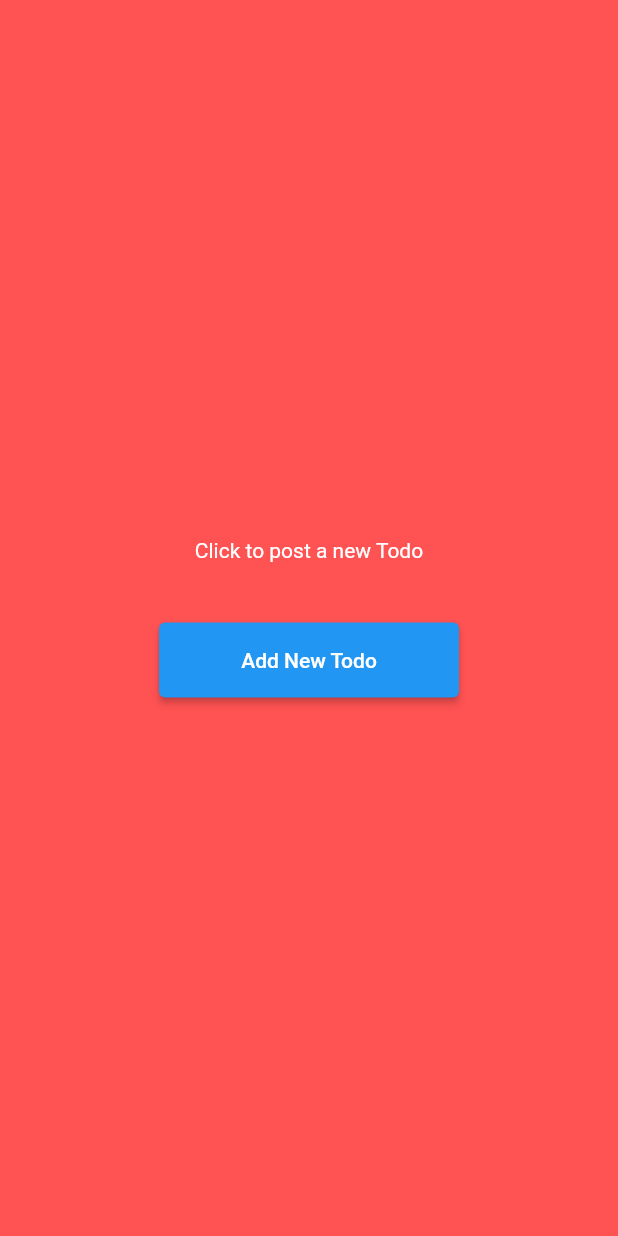
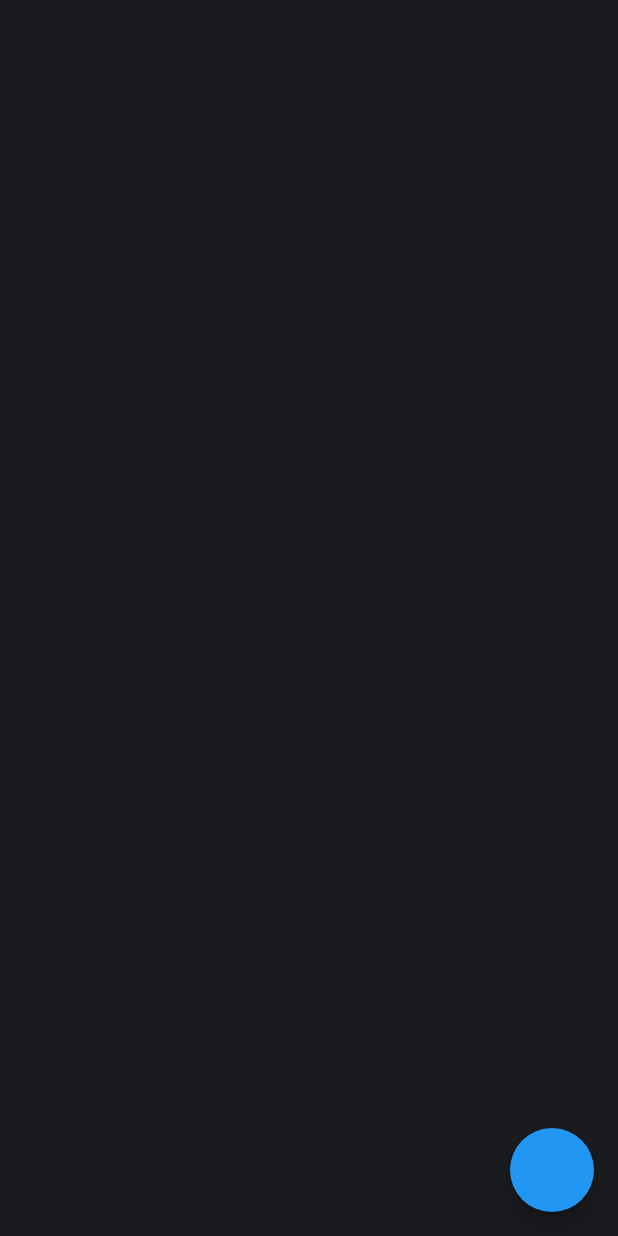
Before and after one commit to FilledStacks/testsweets-example, a Flutter app: the TodoView screen opened directly, on a phone screen of 412 x 824 dp. Run offline on Flutter 3.47's test engine with Material 2 defaults, Android fonts, the phone set to English and light mode, and no system bars; our stand-ins replace email_validator, flutter_hooks, logger, stacked, stacked_services.

Commit message:
Completes the example

```diff
--- a/lib/ui/views/todo/todo_view.dart
+++ b/lib/ui/views/todo/todo_view.dart
@@ -1,3 +1,4 @@
+import 'package:example/ui/shared/app_colors.dart';
 import 'package:example/ui/views/todo/todo_viewmodel.dart';
 import 'package:flutter/material.dart';
 import 'package:stacked/stacked.dart';
@@ -9,22 +10,16 @@ class TodoView extends StatelessWidget {
   Widget build(BuildContext context) {
     return ViewModelBuilder<TodoViewModel>.reactive(
       builder: (context, model, child) => Scaffold(
-        backgroundColor: Colors.redAccent,
-        body: Center(
-          child: Column(
-            mainAxisAlignment: MainAxisAlignment.center,
-            children: <Widget>[
-              Text(model.todo),
-              SizedBox(height: 40),
-              SizedBox(
-                height: 50,
-                width: 200,
-                child: ElevatedButton(
-                  onPressed: model.postTodo,
-                  child: Text('Add New Todo'),
-                ),
-              )
-            ],
+        floatingActionButton: FloatingActionButton(
+          onPressed: model.createIndexedTodo,
+        ),
+        backgroundColor: kcDarkGreyColor,
+        body: ListView.builder(
+          itemCount: model.todoItems.length,
+          itemBuilder: (context, index) => Container(
+            height: 50,
+            alignment: Alignment.center,
+            child: Text(model.todoItems[index]),
           ),
         ),
       ),
--- a/lib/ui/views/todo/todo_viewmodel.dart
+++ b/lib/ui/views/todo/todo_viewmodel.dart
@@ -1,21 +1,16 @@
-import 'dart:math';
-
 import 'package:stacked/stacked.dart';
 
 class TodoViewModel extends BaseViewModel {
-
   String _todo = 'Click to post a new Todo';
   String get todo => _todo;
 
-  void postTodo() {
-    _todo = _getRandomTodo(8);
+  int _currentIndex = 0;
+  List<String> _todoItems = [];
+  List<String> get todoItems => _todoItems;
+
+  void createIndexedTodo() {
+    _todoItems.add('Todo $_currentIndex');
+    _currentIndex++;
     notifyListeners();
   }
-
-  final _chars =
-      'AaBbCcDdEeFfGgHhIiJjKkLlMmNnOoPpQqRrSsTtUuVvWwXxYyZz1234567890';
-  Random _rnd = Random();
-
-  String _getRandomTodo(int length) => String.fromCharCodes(Iterable.generate(
-      length, (_) => _chars.codeUnitAt(_rnd.nextInt(_chars.length))));
 }
```
